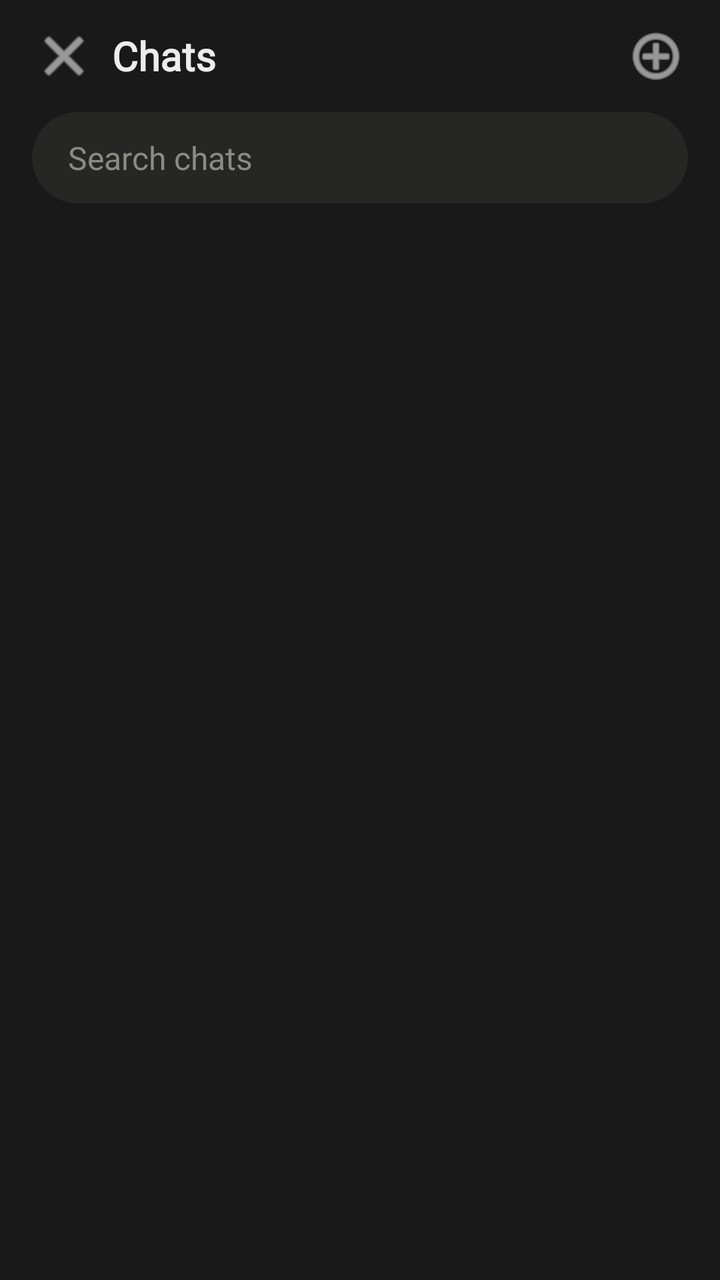
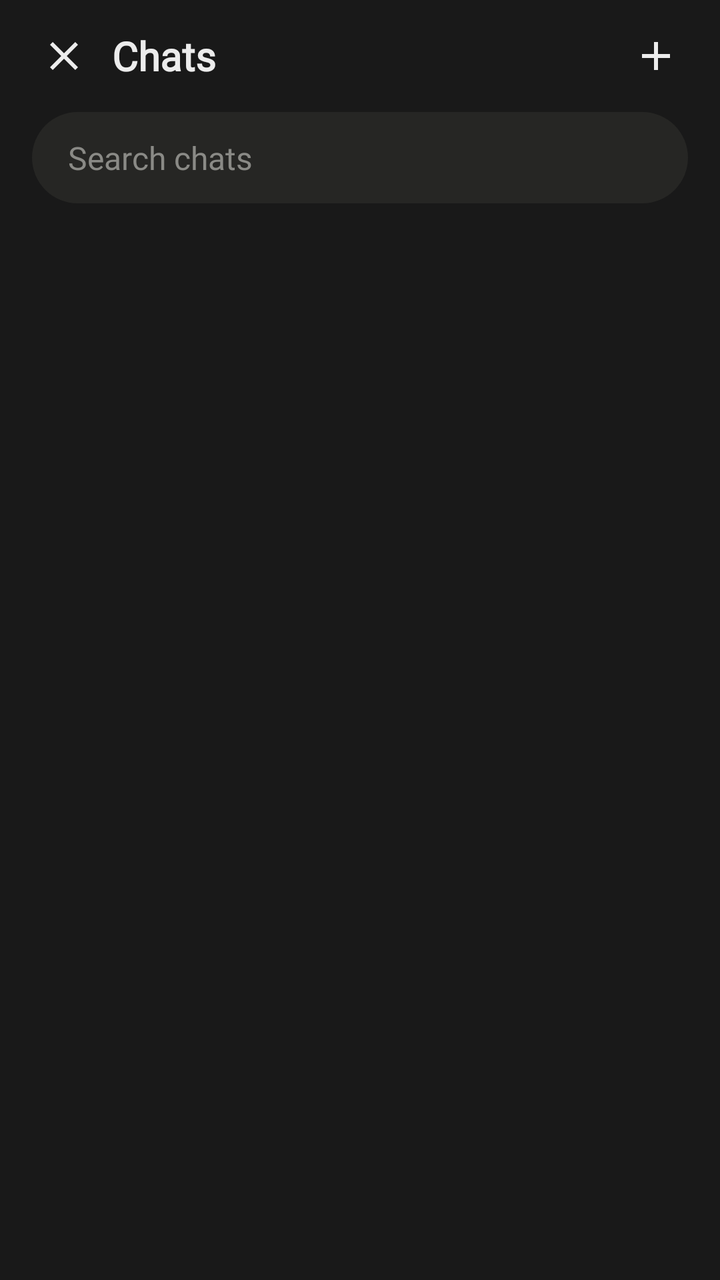

An Android layout rendered at two revisions. The XML below is the earlier revision; the diff shows what the commit changed to produce the second picture.
<!-- AndroidManifest.xml: application theme Theme.LocalChat -->
<!-- res/layout/activity_chats.xml -->
<?xml version="1.0" encoding="utf-8"?>
<LinearLayout xmlns:android="http://schemas.android.com/apk/res/android"
    android:layout_width="match_parent"
    android:layout_height="match_parent"
    android:orientation="vertical"
    android:background="#191919">

    <LinearLayout
        android:layout_width="match_parent"
        android:layout_height="56dp"
        android:gravity="center_vertical"
        android:orientation="horizontal"
        android:paddingStart="8dp"
        android:paddingEnd="8dp">

        <ImageButton
            android:id="@+id/btn_close"
            android:layout_width="48dp"
            android:layout_height="48dp"
            android:background="?attr/selectableItemBackgroundBorderless"
            android:contentDescription="Back"
            android:src="@android:drawable/ic_menu_close_clear_cancel"
            android:tint="#ECECEC" />

        <TextView
            android:layout_width="0dp"
            android:layout_height="wrap_content"
            android:layout_weight="1"
            android:fontFamily="@font/firasans"
            android:text="Chats"
            android:textColor="#ECECEC"
            android:textSize="20sp"
            android:textStyle="bold" />

        <ImageButton
            android:id="@+id/btn_new_chat"
            android:layout_width="48dp"
            android:layout_height="48dp"
            android:background="?attr/selectableItemBackgroundBorderless"
            android:contentDescription="New chat"
            android:src="@android:drawable/ic_menu_add"
            android:tint="#ECECEC" />
    </LinearLayout>

    <EditText
        android:id="@+id/search"
        android:layout_width="match_parent"
        android:layout_height="wrap_content"
        android:layout_marginStart="16dp"
        android:layout_marginEnd="16dp"
        android:layout_marginBottom="8dp"
        android:background="@drawable/bg_input"
        android:fontFamily="@font/firasans"
        android:hint="Search chats"
        android:inputType="text"
        android:paddingStart="18dp"
        android:paddingEnd="18dp"
        android:paddingTop="12dp"
        android:paddingBottom="12dp"
        android:singleLine="true"
        android:textColor="#ECECEC"
        android:textColorHint="#8A8A86"
        android:textSize="16sp" />

    <FrameLayout
        android:layout_width="match_parent"
        android:layout_height="0dp"
        android:layout_weight="1">

        <ListView
            android:id="@+id/chat_list"
            android:layout_width="match_parent"
            android:layout_height="match_parent"
            android:clipToPadding="false"
            android:divider="@null"
            android:dividerHeight="0dp"
            android:paddingStart="16dp"
            android:paddingEnd="16dp"
            android:paddingBottom="16dp" />

        <TextView
            android:id="@+id/empty"
            android:layout_width="wrap_content"
            android:layout_height="wrap_content"
            android:layout_gravity="center"
            android:fontFamily="@font/firasans"
            android:text="No chats yet"
            android:textColor="#B8B8B5"
            android:textSize="15sp"
            android:visibility="gone" />
    </FrameLayout>
</LinearLayout>
<!-- resources referenced by this layout -->
<resources>
  <!-- drawable bg_input (drawable) -->
  <?xml version="1.0" encoding="utf-8"?>
  <shape xmlns:android="http://schemas.android.com/apk/res/android" android:shape="rectangle">
      <solid android:color="#262624" />
      <corners android:radius="26dp" />
  </shape>
  <style name="Theme.LocalChat" parent="Theme.Material3.Dark.NoActionBar">
          <item name="colorPrimary">#D97757</item>
          <item name="colorOnPrimary">#FFFFFF</item>
          <item name="colorSecondary">#D97757</item>
          <item name="colorPrimaryContainer">#2E2E2C</item>
          <item name="colorOnPrimaryContainer">#ECECEC</item>
          <item name="colorSurface">#191919</item>
          <item name="colorOnSurface">#ECECEC</item>
          <item name="colorSurfaceVariant">#262624</item>
          <item name="colorOnSurfaceVariant">#B8B8B5</item>
          <item name="colorOutline">#3A3A38</item>
          <item name="colorOutlineVariant">#33332F</item>
          <item name="android:windowBackground">#191919</item>
          <item name="android:statusBarColor">#191919</item>
          <item name="android:navigationBarColor">#191919</item>
      </style>
</resources>

<!-- the commit's change to res/layout/activity_chats.xml (unified diff, before → after) -->
@@ -19,7 +19,7 @@
             android:layout_height="48dp"
             android:background="?attr/selectableItemBackgroundBorderless"
             android:contentDescription="Back"
-            android:src="@android:drawable/ic_menu_close_clear_cancel"
+            android:src="@drawable/ic_close"
             android:tint="#ECECEC" />
 
         <TextView
@@ -38,7 +38,7 @@
             android:layout_height="48dp"
             android:background="?attr/selectableItemBackgroundBorderless"
             android:contentDescription="New chat"
-            android:src="@android:drawable/ic_menu_add"
+            android:src="@drawable/ic_add"
             android:tint="#ECECEC" />
     </LinearLayout>
 
<!-- resource entries referenced after the edit -->
@@ -6,6 +6,28 @@
       <solid android:color="#262624" />
       <corners android:radius="26dp" />
   </shape>
+  <!-- drawable ic_add (drawable) -->
+  <?xml version="1.0" encoding="utf-8"?>
+  <vector xmlns:android="http://schemas.android.com/apk/res/android"
+      android:width="24dp"
+      android:height="24dp"
+      android:viewportWidth="24"
+      android:viewportHeight="24">
+      <path
+          android:fillColor="#FFFFFFFF"
+          android:pathData="M19,13h-6v6h-2v-6H5v-2h6V5h2v6h6v2z" />
+  </vector>
+  <!-- drawable ic_close (drawable) -->
+  <?xml version="1.0" encoding="utf-8"?>
+  <vector xmlns:android="http://schemas.android.com/apk/res/android"
+      android:width="24dp"
+      android:height="24dp"
+      android:viewportWidth="24"
+      android:viewportHeight="24">
+      <path
+          android:fillColor="#FFFFFFFF"
+          android:pathData="M19,6.41L17.59,5 12,10.59 6.41,5 5,6.41 10.59,12 5,17.59 6.41,19 12,13.41 17.59,19 19,17.59 13.41,12z" />
+  </vector>
   <style name="Theme.LocalChat" parent="Theme.Material3.Dark.NoActionBar">
           <item name="colorPrimary">#D97757</item>
           <item name="colorOnPrimary">#FFFFFF</item>
